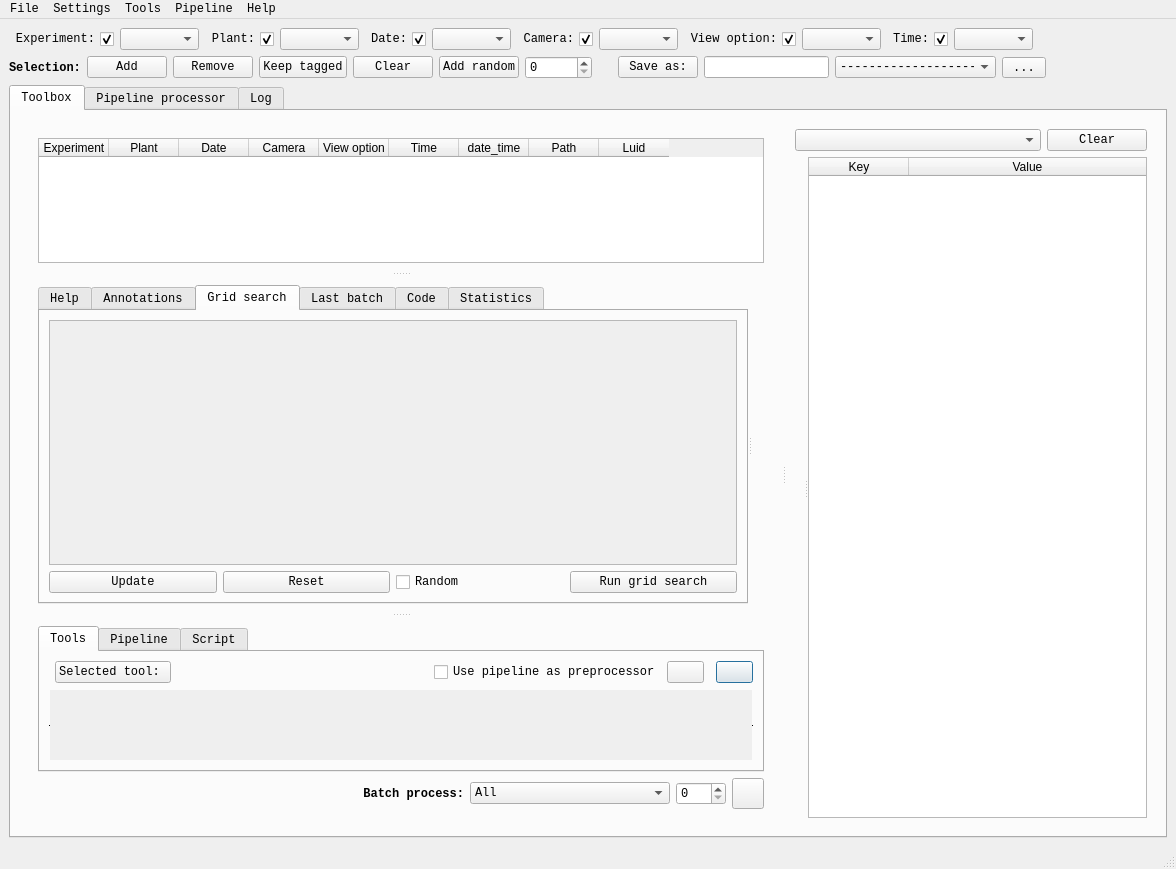
Old version of the form main_form.ui in the repository tpmp-inra/ipso_phen.
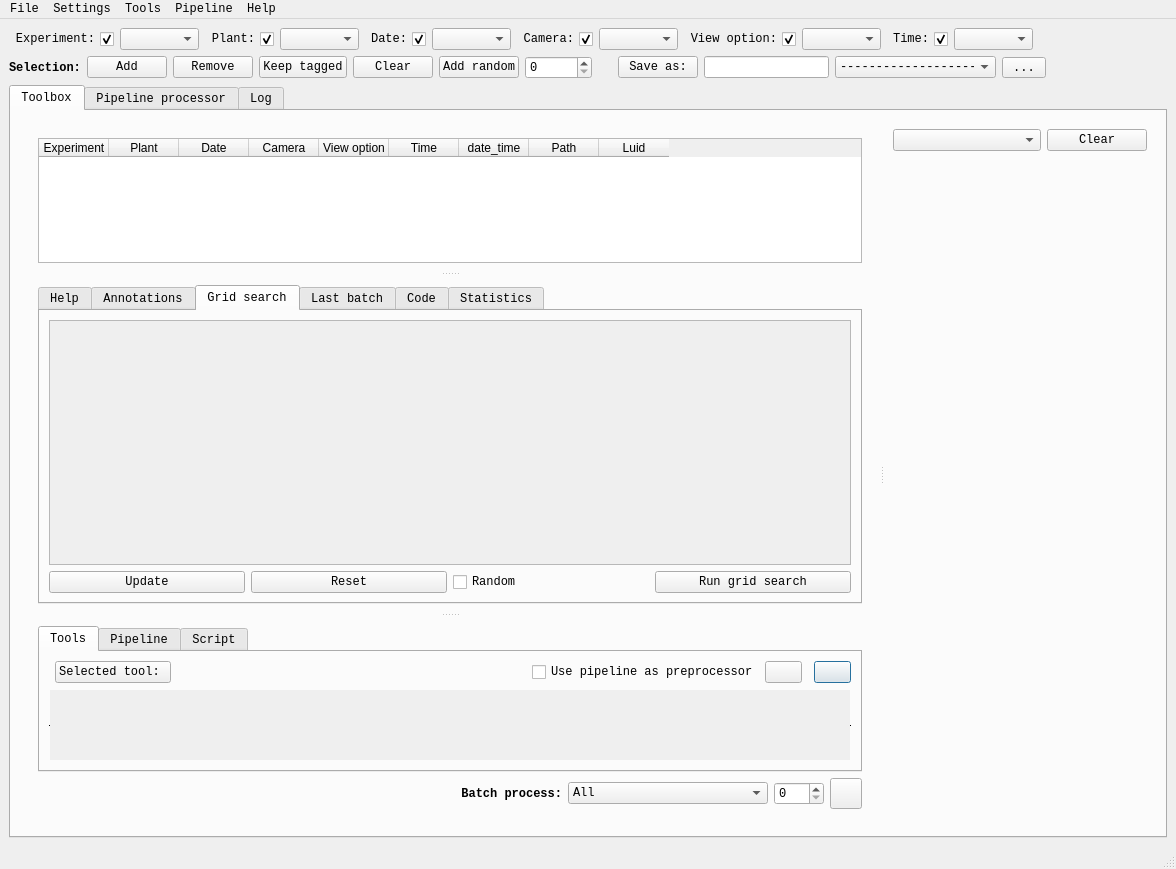
New version of the form. The open tabs and pages were chosen to show the change. Icons and pictures are not drawn.

What changed in the file:
```diff
--- a/main_form.ui
+++ b/main_form.ui
@@ -685,7 +685,7 @@
                          <rect>
                           <x>0</x>
                           <y>0</y>
-                          <width>559</width>
+                          <width>685</width>
                           <height>235</height>
                          </rect>
                         </property>
@@ -834,29 +834,6 @@
                     </layout>
                    </widget>
                   </widget>
-                  <widget class="QLabel" name="lbl_source_image">
-                   <property name="sizePolicy">
-                    <sizepolicy hsizetype="Ignored" vsizetype="Ignored">
-                     <horstretch>0</horstretch>
-                     <verstretch>0</verstretch>
-                    </sizepolicy>
-                   </property>
-                   <property name="autoFillBackground">
-                    <bool>false</bool>
-                   </property>
-                   <property name="frameShape">
-                    <enum>QFrame::NoFrame</enum>
-                   </property>
-                   <property name="text">
-                    <string/>
-                   </property>
-                   <property name="scaledContents">
-                    <bool>false</bool>
-                   </property>
-                   <property name="alignment">
-                    <set>Qt::AlignCenter</set>
-                   </property>
-                  </widget>
                  </widget>
                 </item>
                </layout>
@@ -948,7 +925,7 @@
                           <rect>
                            <x>0</x>
                            <y>0</y>
-                           <width>571</width>
+                           <width>683</width>
                            <height>70</height>
                           </rect>
                          </property>
@@ -1265,53 +1242,6 @@
               <property name="orientation">
                <enum>Qt::Horizontal</enum>
               </property>
-              <widget class="QLabel" name="lbl_output_image">
-               <property name="sizePolicy">
-                <sizepolicy hsizetype="Ignored" vsizetype="Ignored">
-                 <horstretch>0</horstretch>
-                 <verstretch>0</verstretch>
-                </sizepolicy>
-               </property>
-               <property name="frameShape">
-                <enum>QFrame::NoFrame</enum>
-               </property>
-               <property name="text">
-                <string/>
-               </property>
-               <property name="scaledContents">
-                <bool>false</bool>
-               </property>
-               <property name="alignment">
-                <set>Qt::AlignCenter</set>
-               </property>
-              </widget>
-              <widget class="QTableWidget" name="tw_script_sim_output">
-               <property name="frameShadow">
-                <enum>QFrame::Plain</enum>
-               </property>
-               <property name="alternatingRowColors">
-                <bool>true</bool>
-               </property>
-               <property name="sortingEnabled">
-                <bool>true</bool>
-               </property>
-               <attribute name="horizontalHeaderStretchLastSection">
-                <bool>true</bool>
-               </attribute>
-               <attribute name="verticalHeaderStretchLastSection">
-                <bool>false</bool>
-               </attribute>
-               <column>
-                <property name="text">
-                 <string>Key</string>
-                </property>
-               </column>
-               <column>
-                <property name="text">
-                 <string>Value</string>
-                </property>
-               </column>
-              </widget>
              </widget>
             </item>
            </layout>
```
Left out of the diff: 64 changed lines with no effect on the pictures.
